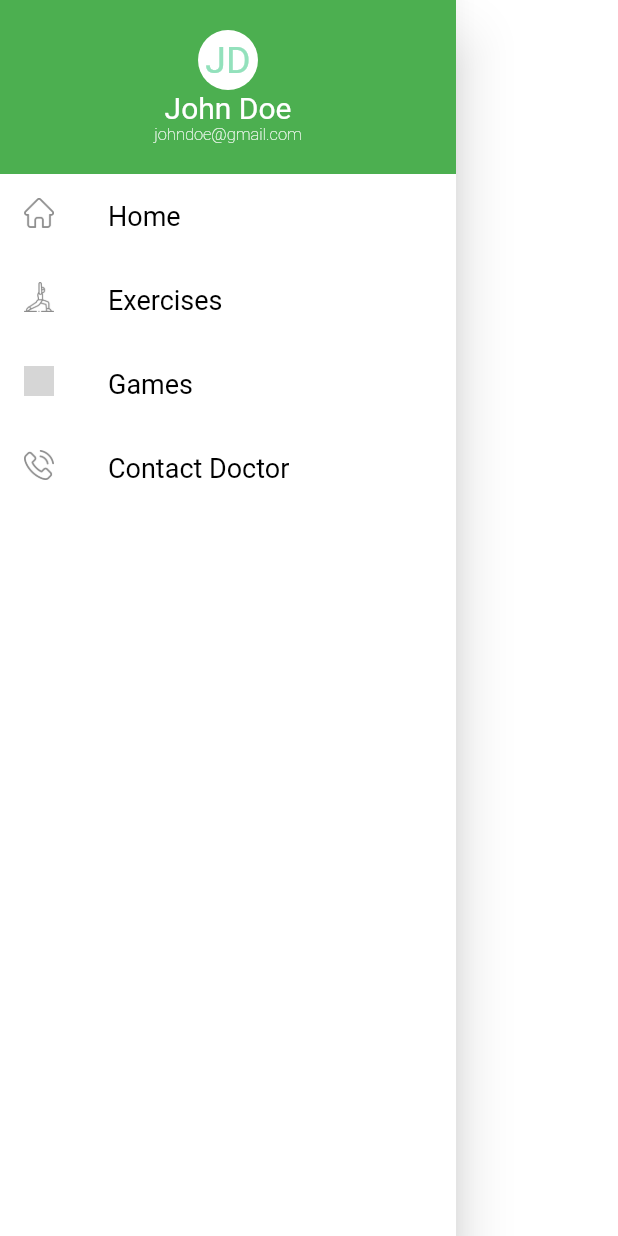
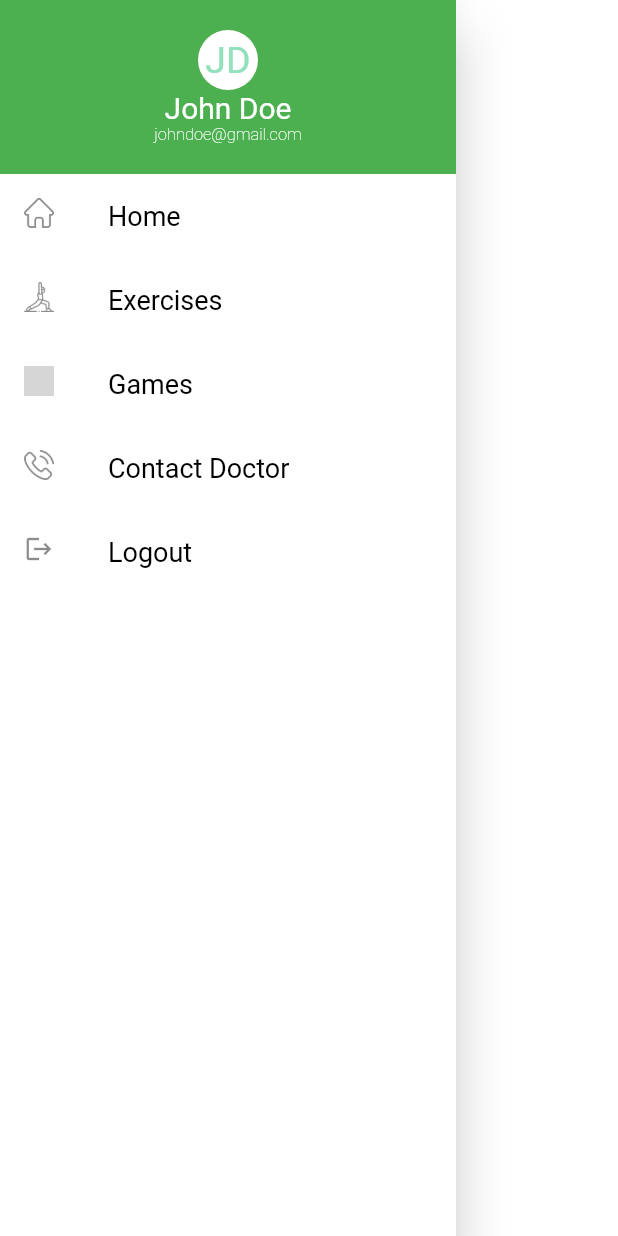
Before and after one commit to ibramir/tele_rehabilitation, a Flutter app: the MainDrawer widget shown alone on an empty page, opened directly, on a phone screen of 412 x 824 dp. Run offline on Flutter 3.47's test engine with Material 2 defaults, Android fonts, the phone set to English and light mode, and no system bars; our stand-ins replace charts_flutter; Roboto replaces fonts that are missing (din, proxima_ssv); statements that could not run were skipped; grey boxes are pictures that could not be loaded.

Commit message:
added logout to the menu list

```diff
--- a/lib/widgets/mainDrawer.dart
+++ b/lib/widgets/mainDrawer.dart
@@ -3,6 +3,7 @@ import 'package:tele_rehabilitation/screens/exercises_screen.dart';
 import 'package:tele_rehabilitation/screens/game_screen.dart';
 import 'package:tele_rehabilitation/screens/home_screen.dart';
 import 'package:tele_rehabilitation/screens/contact_screen.dart';
+import 'package:tele_rehabilitation/screens/login_screen.dart';
 
 class MainDrawer extends StatelessWidget {
   @override
@@ -106,6 +107,18 @@ class MainDrawer extends StatelessWidget {
                   MaterialPageRoute(builder: (context) => ContactScreen()));
             },
           ),
+          ListTile(
+            leading: Icon(Icons.logout, size: 20),
+            title: Text(
+              'Logout',
+              style: TextStyle(
+                  color: Colors.black, fontFamily: 'din', fontSize: 18),
+            ),
+            onTap: () {
+              Navigator.push(context,
+                  MaterialPageRoute(builder: (context) => LoginScreen()));
+            },
+          ),
         ],
       ),
     );
```
